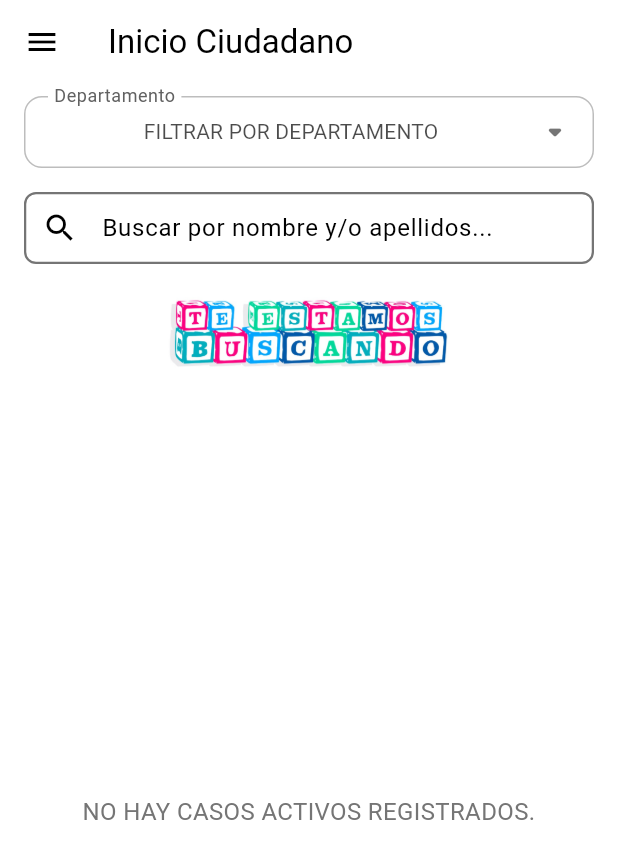
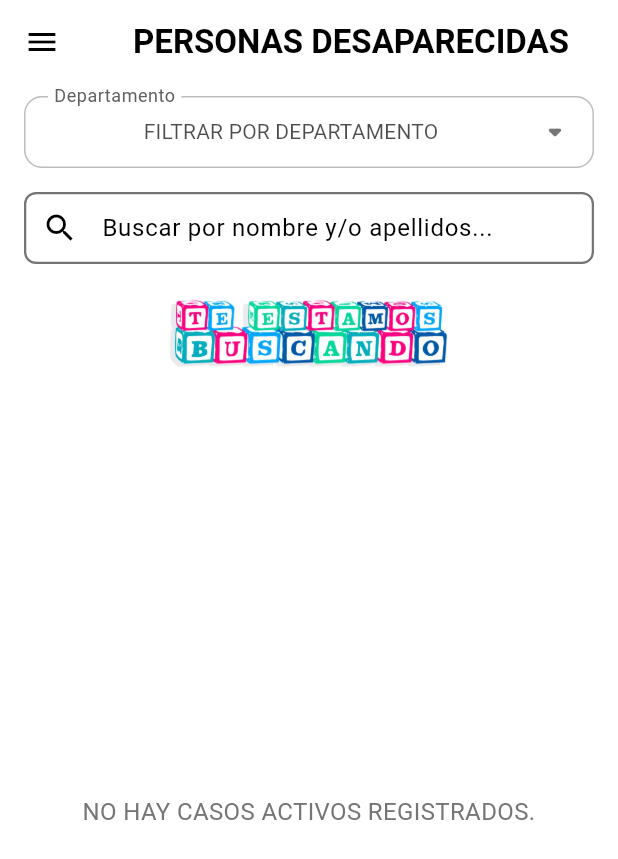
Before and after one commit to shamirdhc/alerta_desaparecidos, a Flutter app: the CitizenHomeScreen screen opened by its route, on a phone screen of 412 x 824 dp. Shown: the top 859 px of the screen. Run offline on Flutter 3.47's test engine with Material 3 defaults, Android fonts, the phone set to English and light mode, and no system bars; our stand-ins replace cloud_firestore, dartz, equatable, firebase_auth, firebase_core, firebase_storage and 9 more; accounts and stored records are empty.

```diff
--- a/lib/presentation/citizen/screens/citizen_home_screen.dart
+++ b/lib/presentation/citizen/screens/citizen_home_screen.dart
@@ -19,22 +19,20 @@ class CitizenHomeScreen extends StatefulWidget {
 // --- CAMBIO: Crear el State ---
 class _CitizenHomeScreenState extends State<CitizenHomeScreen> {
   // --- CAMBIO: Mover el estado aquí ---
-  int _selectedIndex = 0;
+  int _selectedIndex = 0; // Asegúrate de que esta línea esté presente
 
-  // --- CAMBIO: Mover la lógica de cambio de índice aquí ---
   void _onItemTapped(int index) {
-    // El índice 1 (Reportar) y 6 (Logout) no cambian la pantalla principal
     if (index != 1 && index != 6) {
       setState(() {
         _selectedIndex = index;
       });
     }
-    // Si necesitas cerrar el drawer u otra lógica específica para 1 o 6,
-    // esa lógica permanece en el onTap del CustomCitizenDrawer.
   }
 
   @override
   Widget build(BuildContext context) {
+    final bool isDarkTheme = Theme.of(context).brightness == Brightness.dark;
+
     return MultiProvider(
       providers: [
         ChangeNotifierProvider<ViewMissingViewModel>(
@@ -42,32 +40,40 @@ class _CitizenHomeScreenState extends State<CitizenHomeScreen> {
         ),
       ],
       child: Scaffold(
-        appBar: AppBar(title: const Text('Inicio Ciudadano')),
-        // --- CAMBIO: Pasar el estado y la función al Drawer ---
+        appBar: AppBar(
+          title: Center(
+            child: Text(
+              _getSelectedScreenTitle(_selectedIndex).toUpperCase(),
+              style: TextStyle(
+                fontWeight: FontWeight.bold,
+                color: isDarkTheme ? Colors.white : Colors.black,
+              ),
+            ),
+          ),
+          centerTitle: true,
+        ),
         drawer: CustomCitizenDrawer(
-          selectedIndex: _selectedIndex, // Ahora viene del estado padre
-          onIndexChanged: _onItemTapped, // La función ahora está en el estado padre
+          selectedIndex: _selectedIndex,
+          onIndexChanged: _onItemTapped,
         ),
-        // --- CAMBIO: Pasar el índice seleccionado al Body ---
-        body: _CitizenHomeScreenBody(
-          selectedIndex: _selectedIndex, // Pasar el índice actual
-        ),
+        body: _CitizenHomeScreenBody(selectedIndex: _selectedIndex),
       ),
     );
   }
 }
 
 // --- CAMBIO: Hacer que _CitizenHomeScreenBody acepte el índice ---
-class _CitizenHomeScreenBody extends StatelessWidget { // Ahora puede ser StatelessWidget
+class _CitizenHomeScreenBody extends StatelessWidget {
+  // Ahora puede ser StatelessWidget
   final int selectedIndex;
 
   const _CitizenHomeScreenBody({required this.selectedIndex, super.key});
 
   // --- CAMBIO: Mover la lógica de selección de pantalla aquí ---
   Widget _getSelectedScreen() {
-    switch (selectedIndex) { // Usar el índice pasado como parámetro
+    switch (selectedIndex) {
+      // Usar el índice pasado como parámetro
       case 0:
-      case 5:
         return const ViewMissingScreen();
       case 2:
         return const Center(child: Text('Pantalla de Mi Perfil'));
@@ -95,7 +101,6 @@ class _CitizenHomeScreenBody extends StatelessWidget { // Ahora puede ser Statel
 // --- ELIMINADO: Ya no se necesita el StatefulWidget interno ---
 // class _CitizenHomeScreenBody extends StatefulWidget { ... }
 // class _CitizenHomeScreenBodyState extends State<_CitizenHomeScreenBody> { ... }
-
 
 // Widget personalizado para el drawer (sin cambios estructurales aquí,
 // pero asegúrate que onIndexChanged llame a la función pasada)
@@ -194,7 +199,8 @@ class CustomCitizenDrawer extends StatelessWidget {
     ).then((confirmed) async {
       if (confirmed == true) {
         try {
-          final prefs = await SharedPreferences.getInstance(); // <-- OBTENER INSTANCIA
+          final prefs =
+              await SharedPreferences.getInstance(); // <-- OBTENER INSTANCIA
           await prefs.remove('userRole'); // <-- LIMPIAR ROL
           print('Rol de usuario limpiado de SharedPreferences.');
 
@@ -204,15 +210,22 @@ class CustomCitizenDrawer extends StatelessWidget {
 
           if (navigator.mounted) {
             print('Navegando a /registro usando NavigatorState...');
-            navigator.pushNamedAndRemoveUntil('/registro', (Route<dynamic> route) => false);
+            navigator.pushNamedAndRemoveUntil(
+              '/registro',
+              (Route<dynamic> route) => false,
+            );
           } else {
             print('Navigator no está montado después del logout.');
           }
         } catch (e) {
           print('Error durante el cierre de sesión: $e');
-          if (navigator.mounted) { // Usar navigator.mounted aquí también
-            ScaffoldMessenger.of(navigator.context).showSnackBar( // Usar navigator.context
-              SnackBar(content: Text('Error al cerrar sesión: ${e.toString()}')),
+          if (navigator.mounted) {
+            // Usar navigator.mounted aquí también
+            ScaffoldMessenger.of(navigator.context).showSnackBar(
+              // Usar navigator.context
+              SnackBar(
+                content: Text('Error al cerrar sesión: ${e.toString()}'),
+              ),
             );
           }
         }
@@ -316,7 +329,8 @@ class CustomCitizenDrawer extends StatelessWidget {
                     },
                   ),
                   _buildDrawerItemWithCircle(
-                    iconPath: 'assets/icons/encontrados_icon.png', // Ícono actualizado
+                    iconPath:
+                        'assets/icons/encontrados_icon.png', // Ícono actualizado
                     text: 'Personas\nEncontradas', // Texto actualizado
                     index: 2,
                     onTap: () {
@@ -339,15 +353,6 @@ class CustomCitizenDrawer extends StatelessWidget {
                     index: 4,
                     onTap: () {
                       onIndexChanged(4); // Llama a la función del padre
-                      Navigator.pop(context);
-                    },
-                  ),
-                  _buildDrawerItemWithCircle(
-                    iconPath: 'assets/icons/missing-icon.png',
-                    text: 'Personas\nDesaparecidas',
-                    index: 5,
-                    onTap: () {
-                      onIndexChanged(5); // Llama a la función del padre
                       Navigator.pop(context);
                     },
                   ),
@@ -442,3 +447,18 @@ class CustomCitizenDrawer extends StatelessWidget {
     );
   }
 }
+
+String _getSelectedScreenTitle(int selectedIndex) {
+  switch (selectedIndex) {
+    case 0:
+      return 'Personas Desaparecidas';
+    case 2:
+      return 'Mi Perfil';
+    case 3:
+      return 'Chat';
+    case 4:
+      return 'Buscar Ensayos';
+    default:
+      return 'Inicio Ciudadano';
+  }
+}
```
